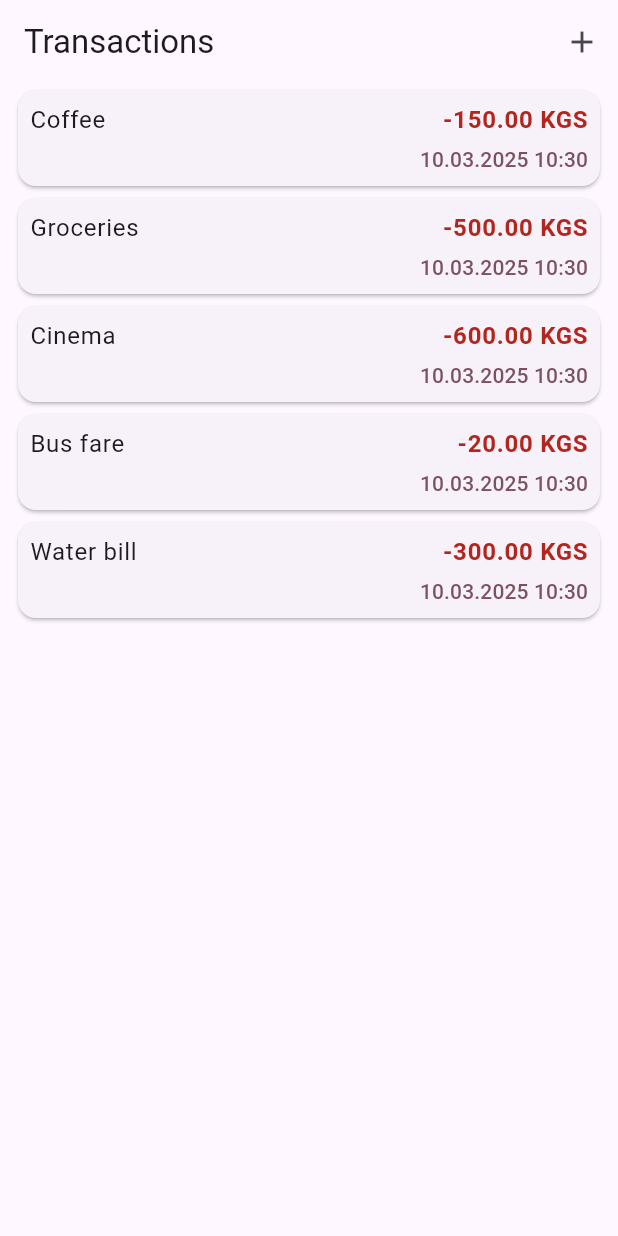
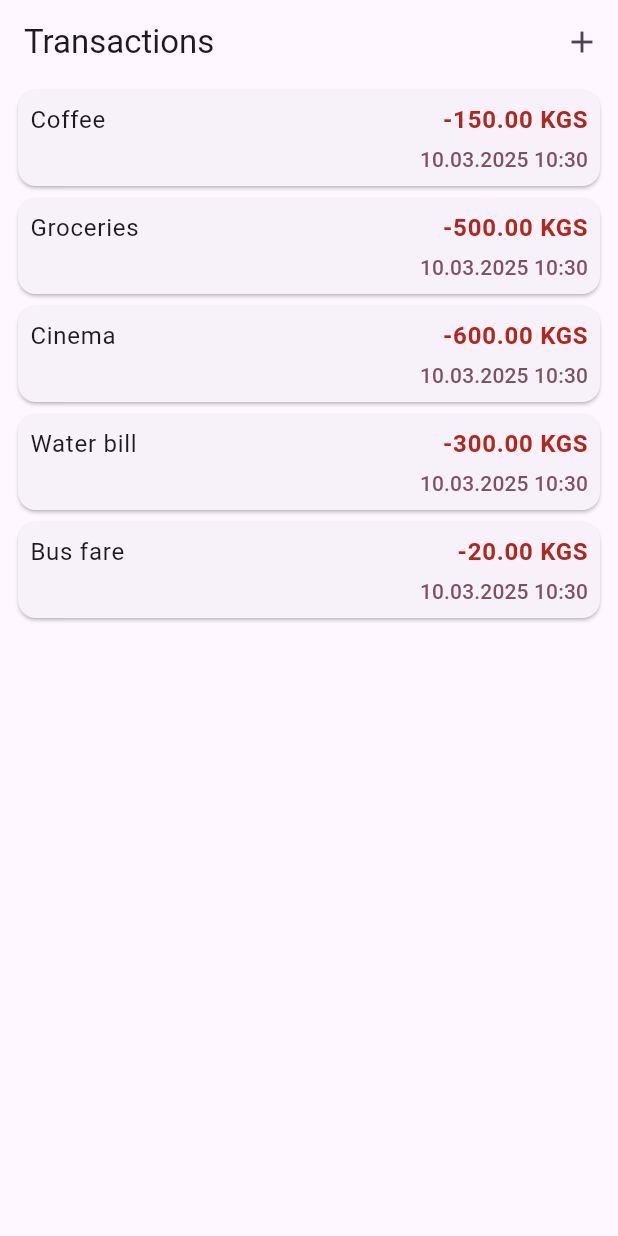
Before and after one commit to eliiimbek/personal_finance2.0, a Flutter app: the screen it shows after launch, on a phone screen of 412 x 824 dp. Run offline on Flutter 3.47's test engine with Material 3 defaults, Android fonts, the phone set to English and light mode, and no system bars.

Commit message:
new commit

```diff
--- a/lib/data/categories_data.dart
+++ b/lib/data/categories_data.dart
@@ -1,5 +1,4 @@
 import 'package:flutter/material.dart';
-
 import 'package:personal_finance/models/transaction_category.dart';
 
 final categories = [
--- a/lib/personal_finance.dart
+++ b/lib/personal_finance.dart
@@ -12,11 +12,36 @@ class PersonalFinance extends StatefulWidget {
 
 class _PersonalFinanceState extends State<PersonalFinance> {
   List<Transaction> transactions = [
-    Transaction(title: 'Coffee', amount: 150, dateTime: DateTime.now(), categoryId: 'food_and_drinks'),
-    Transaction(title: 'Groceries', amount: 500, dateTime: DateTime.now(), categoryId: 'food_and_drinks'),
-    Transaction(title: 'Cinema', amount: 600, dateTime: DateTime.now(), categoryId: 'entertainment'),
-    Transaction(title: 'Bus fare', amount: 20, dateTime: DateTime.now(), categoryId: ''),
-    Transaction(title: 'Water bill', amount: 300, dateTime: DateTime.now(), categoryId: ''),
+    Transaction(
+      title: 'Coffee',
+      amount: 150,
+      dateTime: DateTime.now(),
+      categoryId: 'food_and_drinks',
+    ),
+    Transaction(
+      title: 'Groceries',
+      amount: 500,
+      dateTime: DateTime.now(),
+      categoryId: 'food_and_drinks',
+    ),
+    Transaction(
+      title: 'Cinema',
+      amount: 600,
+      dateTime: DateTime.now(),
+      categoryId: 'entertainment',
+    ),
+    Transaction(
+      title: 'Water bill',
+      amount: 300,
+      dateTime: DateTime.now(),
+      categoryId: 'home',
+    ),
+    Transaction(
+      title: 'Bus fare',
+      amount: 20,
+      dateTime: DateTime.now(),
+      categoryId: 'transport',
+    ),
   ];
 
   void addTransaction(Transaction newTransaction) {
```
